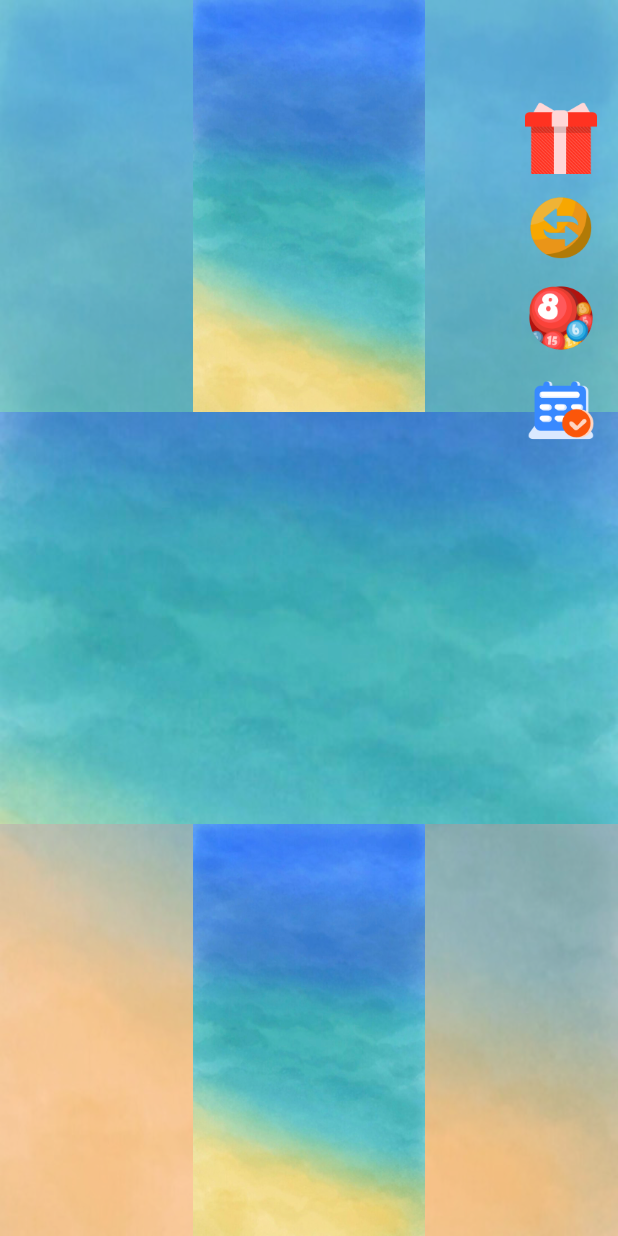
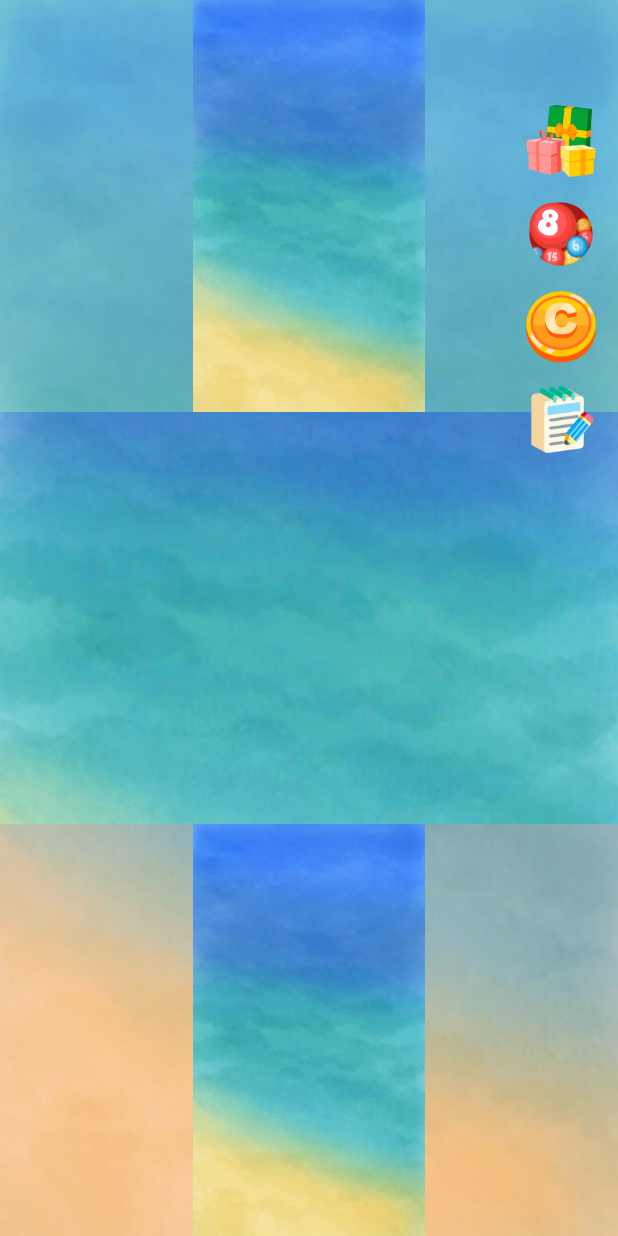
Before and after one commit to workbzw/gashapon, a Flutter app: the screen it shows after launch, on a phone screen of 412 x 824 dp. Run offline on Flutter 3.47's test engine with Material 2 defaults, Android fonts, the light colour scheme and no system bars.

Commit message:
[右侧按钮图标]

```diff
--- a/lib/main.dart
+++ b/lib/main.dart
@@ -3,6 +3,7 @@ import 'package:flutter/material.dart';
 import 'gashapon/machine/machine_bottom.dart';
 import 'gashapon/machine/machine_mid.dart';
 import 'gashapon/machine/machine_top.dart';
+import 'widgets/dimensions.dart';
 
 void main() {
   runApp(MyApp());
@@ -25,6 +26,9 @@ class AppHomePage extends StatefulWidget {
 }
 
 class _AppHomePageState extends State<AppHomePage> {
+  final double btnSize = Dimensions.btnSizeNormal;
+  final double marginTop = Dimensions.marginNormal;
+
   @override
   Widget build(BuildContext context) {
     return Scaffold(
@@ -72,15 +76,17 @@ class _AppHomePageState extends State<AppHomePage> {
           ),
         ),
         Align(
+          /*右侧4个按钮*/
           alignment: Alignment.topRight,
           child: Container(
-                    margin: EdgeInsetsDirectional.only(top: 56, end: 14),
+            margin:
+                EdgeInsetsDirectional.only(top: marginTop * 4, end: marginTop),
             child: Column(
               children: [
                 Container(
-                          margin: EdgeInsetsDirectional.only(top: 12),
-                          width: 48,
-                          height: 48,
+                  margin: EdgeInsetsDirectional.only(top: marginTop),
+                  width: btnSize,
+                  height: btnSize,
                   decoration: BoxDecoration(
                     image: DecorationImage(
                         image: AssetImage("images/prize.png"),
@@ -88,29 +94,14 @@ class _AppHomePageState extends State<AppHomePage> {
                   ),
                   alignment: Alignment.center,
                   child: TextButton(
-                            onPressed: () {},
+                    onPressed: () => _btn1Click(),
                     child: Text(""),
                   ),
                 ),
                 Container(
-                          margin: EdgeInsetsDirectional.only(top: 12),
-                          width: 48,
-                          height: 48,
-                          decoration: BoxDecoration(
-                            image: DecorationImage(
-                                image: AssetImage("images/trade.png"),
-                                fit: BoxFit.fill),
-                          ),
-                          alignment: Alignment.center,
-                          child: TextButton(
-                            onPressed: () {},
-                            child: Text(""),
-                          ),
-                        ),
-                        Container(
-                          margin: EdgeInsetsDirectional.only(top: 12),
-                          width: 48,
-                          height: 48,
+                  margin: EdgeInsetsDirectional.only(top: marginTop),
+                  width: btnSize,
+                  height: btnSize,
                   decoration: BoxDecoration(
                     image: DecorationImage(
                         image: AssetImage("images/ssq.png"),
@@ -118,22 +109,36 @@ class _AppHomePageState extends State<AppHomePage> {
                   ),
                   alignment: Alignment.center,
                   child: TextButton(
-                            onPressed: () {},
+                    onPressed: () => _btn2Click(),
                     child: Text(""),
                   ),
                 ),
                 Container(
-                          margin: EdgeInsetsDirectional.only(top: 12),
-                          width: 48,
-                          height: 48,
+                  margin: EdgeInsetsDirectional.only(top: marginTop),
+                  width: btnSize,
+                  height: btnSize,
                   decoration: BoxDecoration(
                     image: DecorationImage(
-                                image: AssetImage("images/daily.png"),
+                        image: AssetImage("images/coin.png"), fit: BoxFit.fill),
+                  ),
+                  alignment: Alignment.center,
+                  child: TextButton(
+                    onPressed: () => _btn3Click(),
+                    child: Text(""),
+                  ),
+                ),
+                Container(
+                  margin: EdgeInsetsDirectional.only(top: marginTop),
+                  width: btnSize,
+                  height: btnSize,
+                  decoration: BoxDecoration(
+                    image: DecorationImage(
+                        image: AssetImage("images/task.png"),
                         fit: BoxFit.fill),
                   ),
                   alignment: Alignment.center,
                   child: TextButton(
-                            onPressed: () {},
+                    onPressed: () => _btn4Click(),
                     child: Text(""),
                   ),
                 ),
@@ -144,21 +149,12 @@ class _AppHomePageState extends State<AppHomePage> {
       ],
     )));
   }
-  void showToast() {
-    ScaffoldMessenger.of(context).showMaterialBanner(
-      MaterialBanner(
-        content: const Text('Hello, I am a Material Banner'),
-        leading: const Icon(Icons.info),
-        backgroundColor: Colors.yellow,
-        actions: [
-          TextButton(
-            child: const Text('Dismiss'),
-            onPressed: () =>
-                ScaffoldMessenger.of(context)
-                    .hideCurrentMaterialBanner(),
-          ),
-        ],
-      ),
-    );
+
+  void _btn1Click() {}
+
+  void _btn2Click() {}
+
+  void _btn3Click() {}
+
+  void _btn4Click() {}
 }
-}
--- /dev/null
+++ b/lib/widgets/dimensions.dart
@@ -0,0 +1,6 @@
+class Dimensions {
+  static final double marginSmall = 10;
+  static final double marginNormal = 14;
+  static final double marginLarge = 18;
+  static final double btnSizeNormal = 48;
+}
```
Also changed, not shown: images/button_test.jpeg (deleted), images/coin.png (added), images/daily.png (deleted), images/exchange.png (added), images/money.png (added), images/prize.png, images/task.png (added), images/trade.png (deleted). Lines whose indentation alone changed are shown as unchanged.
